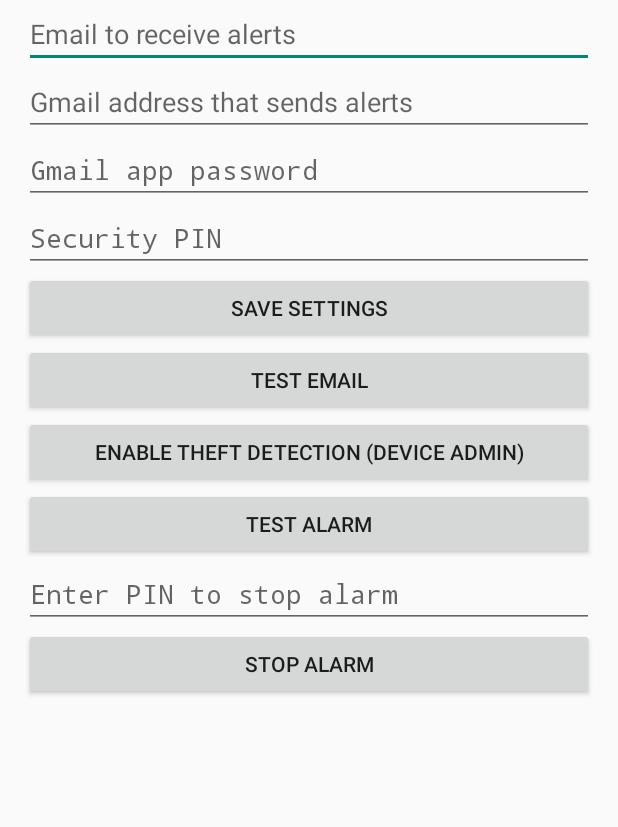
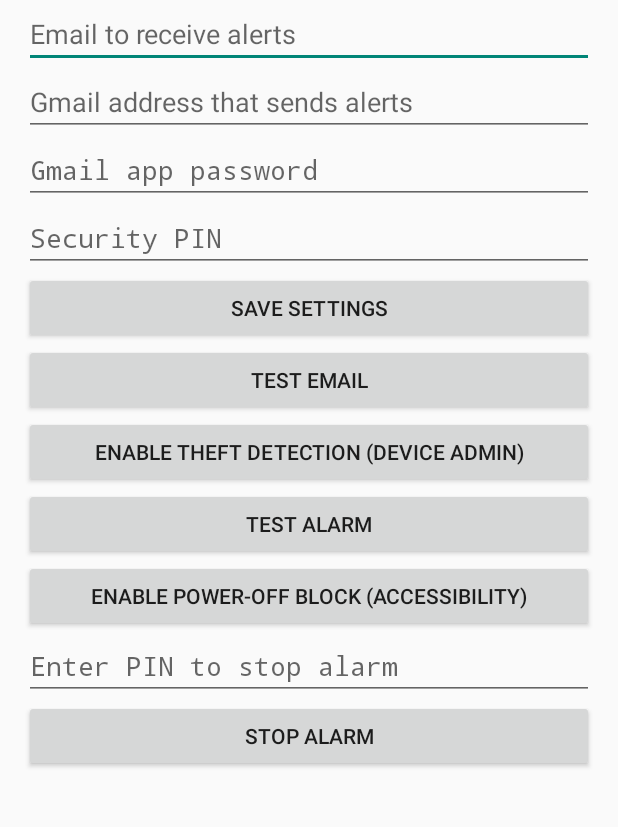
Before and after one commit to OKALEBO1989/PHONE-SECURITY-, an Android app: the screen it shows after launch (MainActivity), on a phone screen of 412 x 824 dp, the part 157-984 px from its top. Run offline under Robolectric (Android 15) with nearby library versions, the phone set to English and light mode, and no system bars.

Commit message:
Add button to enable power-off block in MainActivity

```diff
--- a/app/src/main/java/com/okaleb/phoneguard/MainActivity.kt
+++ b/app/src/main/java/com/okaleb/phoneguard/MainActivity.kt
@@ -121,6 +121,9 @@ class MainActivity : AppCompatActivity() {
         })
 
         val stopPin = edit("Enter PIN to stop alarm", "", pinType)
+               root.addView(button("Enable power-off block (accessibility)") {
+            startActivity(Intent(android.provider.Settings.ACTION_ACCESSIBILITY_SETTINGS))
+        })
         root.addView(stopPin)
         root.addView(button("Stop alarm") {
             if (stopPin.text.toString() == prefs.getString("pin", "")) {
```
